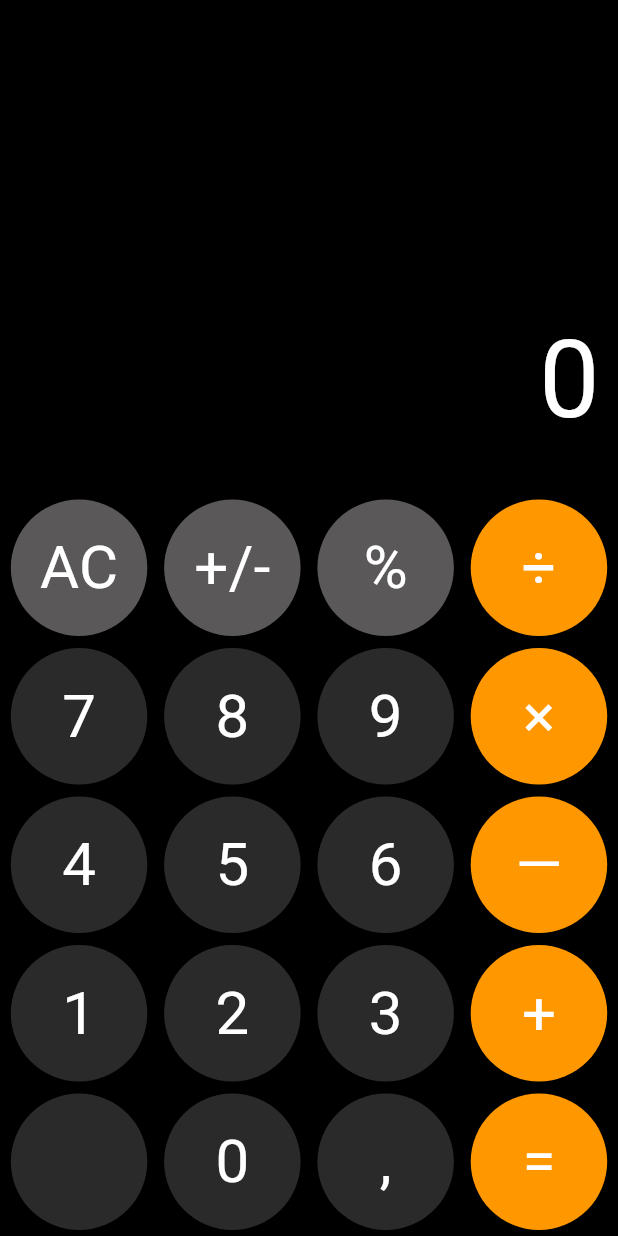
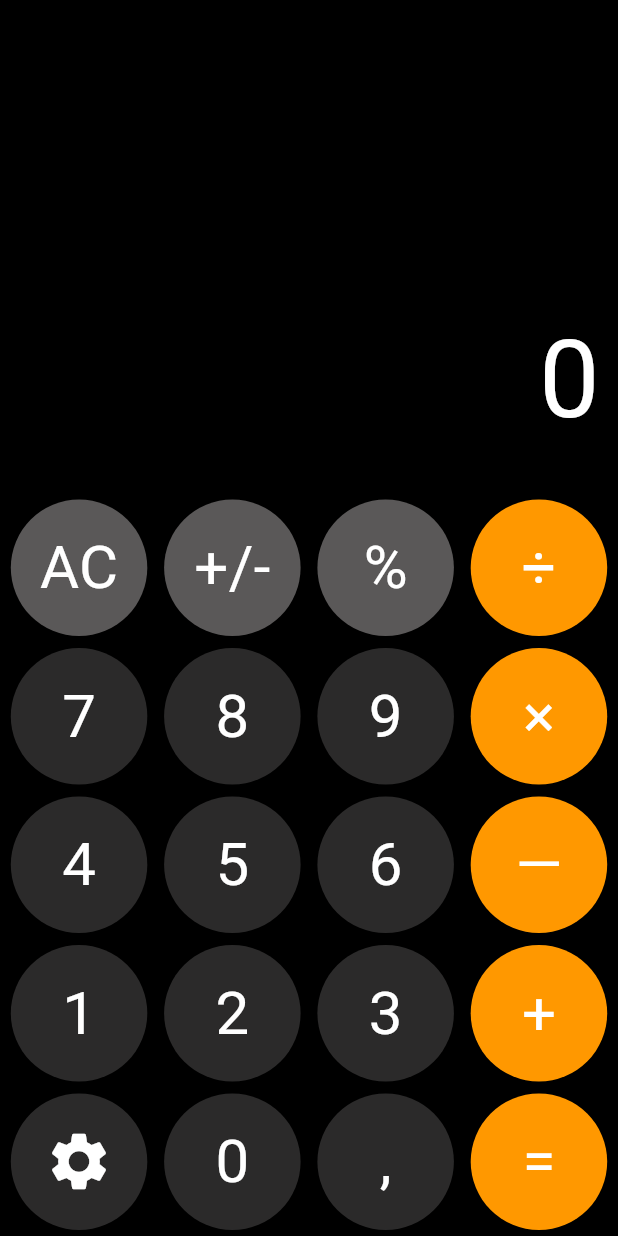
Before and after one commit to babeszino/ios_calc_app_remake_flutter, a Flutter app: the screen it shows after launch, on a phone screen of 412 x 824 dp. Run offline on Flutter 3.47's test engine with Material 3 defaults, Android fonts, the phone set to English and light mode, and no system bars.

Commit message:
v0.0.5
-add button highlighting and icon for the calc mode change button

```diff
--- a/lib/components/calc_button.dart
+++ b/lib/components/calc_button.dart
@@ -7,25 +7,30 @@ class CalcButton extends StatelessWidget {
   final double fontSize;
   final Function() onPressed;
   final bool isWide;
+  final IconData? icon;
 
   const CalcButton({
     super.key,
-    required this.text,
+    this.text = "",
     this.backgroundColor = const Color.fromARGB(255, 43, 42, 42),
     this.textColor = Colors.white,
     this.fontSize = 40.0,
     required this.onPressed,
     this.isWide = false,
+    this.icon,
   });
 
   @override
   Widget build(BuildContext context) {
     final double buttonSize = MediaQuery.of(context).size.width / 4 - 12;
 
-    return GestureDetector(
+    return InkWell(
       onTap: onPressed,
+      borderRadius: BorderRadius.circular(buttonSize / 2),
+      splashColor: Colors.white24,
+      highlightColor: Colors.white10,
       child: Container(
-        width: isWide ? buttonSize * 2 * 8 : buttonSize,
+        width: isWide ? buttonSize * 2 + 8 : buttonSize,
         height: buttonSize,
         margin: EdgeInsets.all(4),
         decoration: BoxDecoration(
@@ -34,11 +39,14 @@ class CalcButton extends StatelessWidget {
           borderRadius: isWide ? BorderRadius.circular(buttonSize / 2) : null,
         ),
         child: Center(
-          child: Text(
+          child:
+              icon != null
+                  ? Icon(icon, color: textColor, size: 46)
+                  : Text(
                     text,
                     style: TextStyle(
                       color: textColor,
-              fontSize: fontSize,
+                      fontSize: 40.0,
                       fontWeight: FontWeight.w400,
                     ),
                   ),
--- a/lib/main.dart
+++ b/lib/main.dart
@@ -140,7 +140,6 @@ class _calculatorScreenState extends State<calculatorScreen> {
       }
 
       _displayValue = result;
-
     });
   }
 
@@ -266,7 +265,7 @@ class _calculatorScreenState extends State<calculatorScreen> {
                 Row(
                   mainAxisAlignment: MainAxisAlignment.spaceEvenly,
                   children: [
-                    CalcButton(text: "", onPressed: () {}),
+                    CalcButton(icon: Icons.settings, onPressed: () {}),
 
                     CalcButton(text: "0", onPressed: () => _handleNumber("0")),
 
```
Also changed, not shown: 2 other files. Lines whose indentation alone changed are shown as unchanged.
